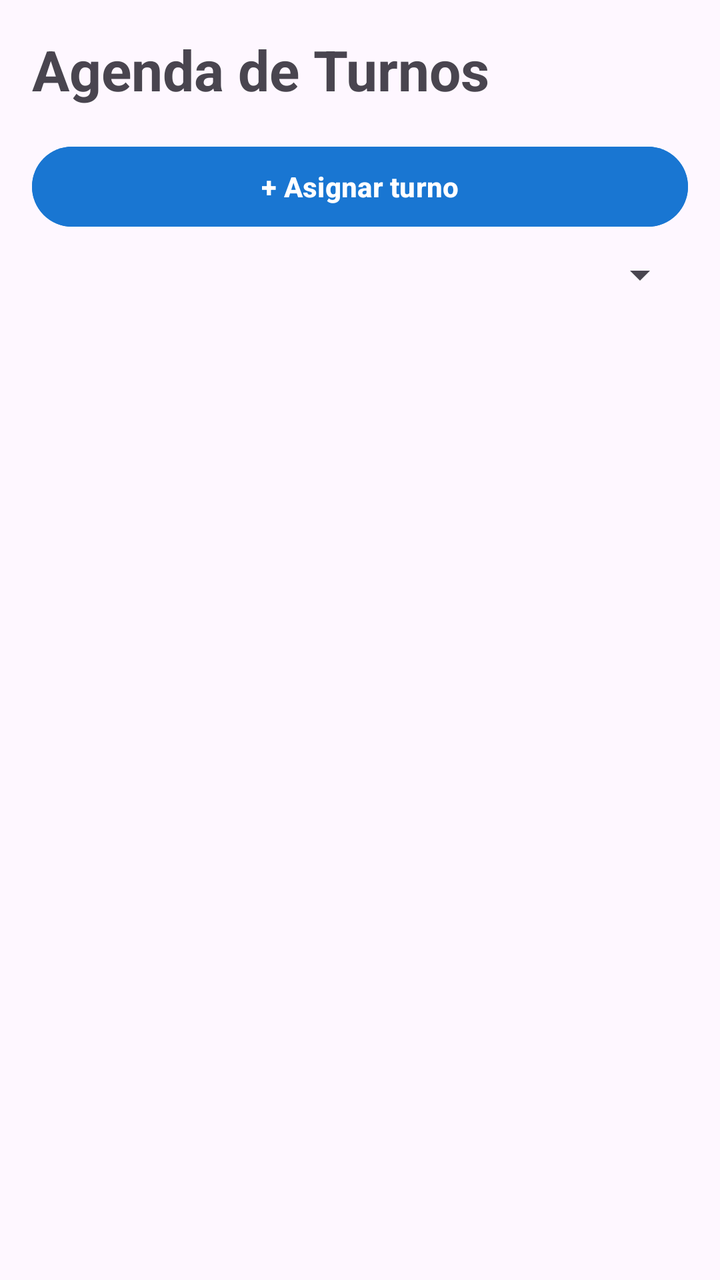
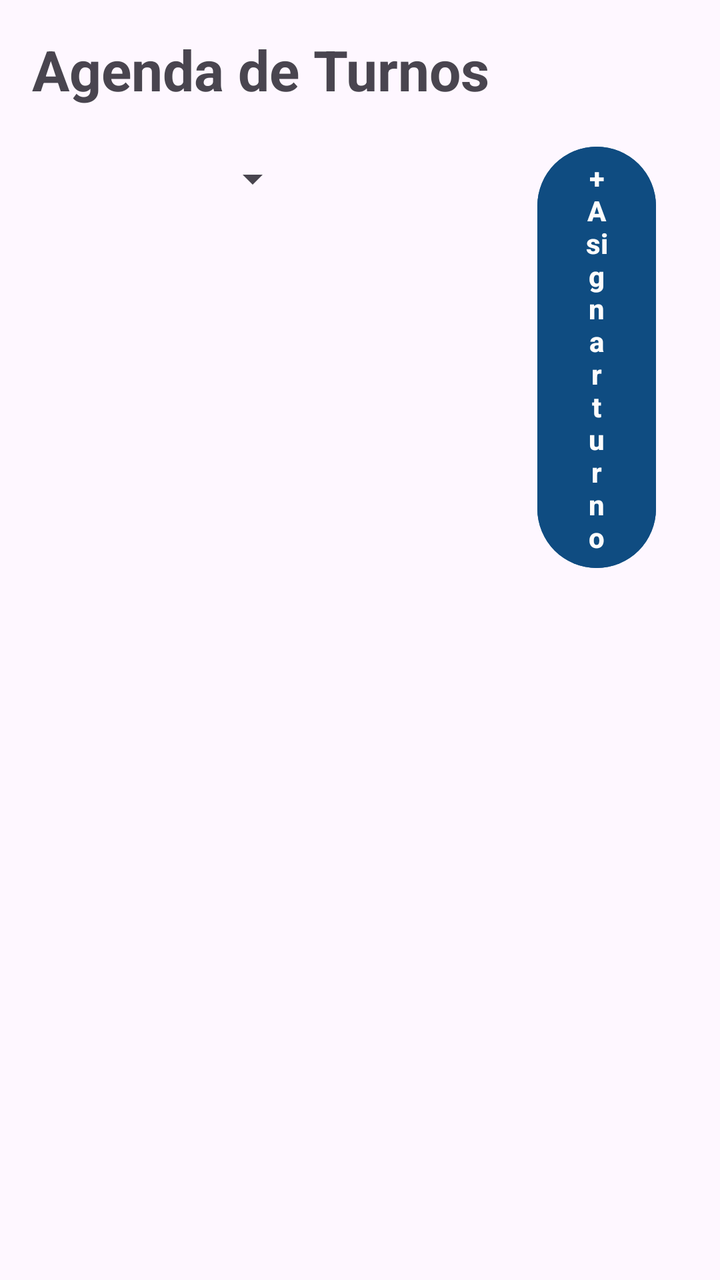

An Android layout rendered at two revisions. The XML below is the earlier revision; the diff shows what the commit changed to produce the second picture.
<!-- AndroidManifest.xml: application theme Theme.ClinicaSePrice -->
<!-- res/layout/activity_pacientes_turnos.xml -->
<?xml version="1.0" encoding="utf-8"?>
<LinearLayout
    xmlns:android="http://schemas.android.com/apk/res/android"
    android:layout_width="match_parent"
    android:layout_height="match_parent"
    android:orientation="vertical"
    android:padding="16dp">

    <TextView
        android:layout_width="match_parent"
        android:layout_height="wrap_content"
        android:text="Agenda de Turnos"
        android:textSize="28sp"
        android:textStyle="bold"
        android:paddingBottom="16dp" />

    <Button
        android:id="@+id/btnNuevoTurno"
        android:layout_width="match_parent"
        android:layout_height="wrap_content"
        android:text="+ Asignar turno"
        android:textColor="#FFFFFF"
        android:backgroundTint="#1976D2"
        android:textStyle="bold" />

    <Spinner
        android:id="@+id/spEstadoTurno"
        android:layout_width="match_parent"
        android:layout_height="wrap_content"
        android:layout_marginTop="8dp"
        android:layout_marginBottom="12dp" />

    <androidx.recyclerview.widget.RecyclerView
        android:id="@+id/rvTurnos"
        android:layout_width="match_parent"
        android:layout_height="0dp"
        android:layout_weight="1"
        android:clipToPadding="false"
        android:paddingBottom="8dp" />

</LinearLayout>
<!-- resources referenced by this layout -->
<resources>
  <style name="Theme.ClinicaSePrice" parent="Base.Theme.ClinicaSePrice" />
  <style name="Base.Theme.ClinicaSePrice" parent="Theme.Material3.DayNight.NoActionBar">
          
          
      </style>
</resources>

<!-- the commit's change to res/layout/activity_pacientes_turnos.xml (unified diff, before → after) -->
@@ -14,21 +14,37 @@
         android:textStyle="bold"
         android:paddingBottom="16dp" />
 
-    <Button
-        android:id="@+id/btnNuevoTurno"
+    <LinearLayout
         android:layout_width="match_parent"
         android:layout_height="wrap_content"
-        android:text="+ Asignar turno"
-        android:textColor="#FFFFFF"
-        android:backgroundTint="#1976D2"
-        android:textStyle="bold" />
+        android:orientation="horizontal"
+        android:paddingHorizontal="@dimen/spacing_m">
 
-    <Spinner
-        android:id="@+id/spEstadoTurno"
-        android:layout_width="match_parent"
-        android:layout_height="wrap_content"
-        android:layout_marginTop="8dp"
-        android:layout_marginBottom="12dp" />
+        <Spinner
+            android:id="@+id/spEstadoTurno"
+            android:layout_width="0dp"
+            android:layout_height="wrap_content"
+            android:layout_weight="2"
+            android:layout_marginTop="8dp"
+            android:layout_marginBottom="12dp" />
+
+        <View
+            android:layout_width="0dp"
+            android:layout_height="1dp"
+            android:layout_weight="2" />
+
+        <Button
+            android:id="@+id/btnNuevoTurno"
+            android:layout_width="0dp"
+            android:layout_height="wrap_content"
+            android:layout_weight="1"
+            android:text="+ Asignar turno"
+            android:textColor="@color/white"
+            android:backgroundTint="@color/primary"
+            android:textStyle="bold" />
+
+    </LinearLayout>
+
 
     <androidx.recyclerview.widget.RecyclerView
         android:id="@+id/rvTurnos"
<!-- resource entries referenced after the edit -->
@@ -1,5 +1,8 @@
 <!-- resources referenced by this layout -->
 <resources>
+  <color name="primary">#0F4C81</color>
+  <color name="white">#FCFCFC</color>
+  <dimen name="spacing_m">16dp</dimen>
   <style name="Theme.ClinicaSePrice" parent="Base.Theme.ClinicaSePrice" />
   <style name="Base.Theme.ClinicaSePrice" parent="Theme.Material3.DayNight.NoActionBar">
           
